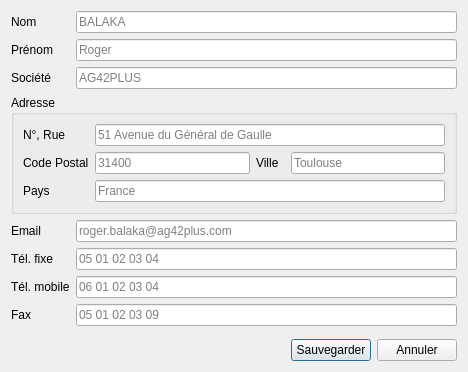
FACT-Team/FactDev, file src/gui/dialogs/dialogaddcustomer.ui: the form before one commit.
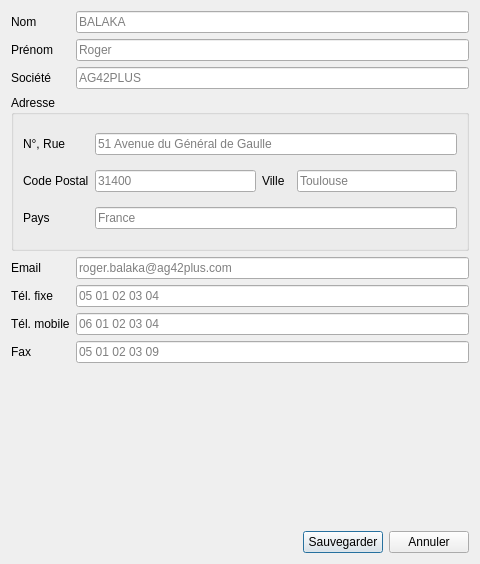
The form after the commit. Icons and pictures are not drawn. Custom widgets are drawn as their Qt base class.

The edit to the form file:
```diff
--- a/src/gui/dialogs/dialogaddcustomer.ui
+++ b/src/gui/dialogs/dialogaddcustomer.ui
@@ -6,10 +6,16 @@
    <rect>
     <x>0</x>
     <y>0</y>
-    <width>468</width>
-    <height>372</height>
+    <width>480</width>
+    <height>564</height>
    </rect>
   </property>
+  <property name="minimumSize">
+   <size>
+    <width>480</width>
+    <height>50</height>
+   </size>
+  </property>
   <property name="windowTitle">
    <string>Ajouter un client</string>
   </property>
@@ -289,18 +295,32 @@
      </property>
     </widget>
    </item>
-   <item row="9" column="1">
-    <spacer name="verticalSpacer">
-     <property name="orientation">
-      <enum>Qt::Vertical</enum>
-     </property>
-     <property name="sizeHint" stdset="0">
-      <size>
-       <width>20</width>
-       <height>40</height>
-      </size>
-     </property>
-    </spacer>
+   <item row="9" column="0" colspan="2">
+    <layout class="QHBoxLayout" name="horizontalLayout_2">
+     <item>
+      <spacer name="horizontalSpacer_2">
+       <property name="orientation">
+        <enum>Qt::Horizontal</enum>
+       </property>
+       <property name="sizeHint" stdset="0">
+        <size>
+         <width>40</width>
+         <height>20</height>
+        </size>
+       </property>
+      </spacer>
+     </item>
+     <item>
+      <widget class="Gui::Widgets::BrowseImageWidget" name="wgtLogo" native="true">
+       <property name="minimumSize">
+        <size>
+         <width>128</width>
+         <height>150</height>
+        </size>
+       </property>
+      </widget>
+     </item>
+    </layout>
    </item>
   </layout>
  </widget>
@@ -313,14 +333,6 @@
     <slot>fieldTextChanged(QString)</slot>
    </slots>
   </customwidget>
-  <customwidget>
-   <class>Gui::Widgets::CheckFields::CheckName</class>
-   <extends>QLineEdit</extends>
-   <header>gui/widgets/checkfields/checkname.h</header>
-   <slots>
-    <slot>fieldTextChanged(QString)</slot>
-   </slots>
-  </customwidget>
   <customwidget>
    <class>Gui::Widgets::CheckFields::CheckEmail</class>
    <extends>QLineEdit</extends>
@@ -337,14 +349,6 @@
     <slot>fieldTextChanged(QString)</slot>
    </slots>
   </customwidget>
-  <customwidget>
-   <class>Gui::Widgets::CheckFields::CheckValidField</class>
-   <extends>QLineEdit</extends>
-   <header>gui/widgets/checkfields/checkvalidfield.h</header>
-   <slots>
-    <slot>fieldTextChanged(QString)</slot>
-   </slots>
-  </customwidget>
   <customwidget>
    <class>Gui::Widgets::CheckFields::CheckCity</class>
    <extends>QLineEdit</extends>
@@ -361,6 +365,28 @@
     <slot>fieldTextChanged(QString)</slot>
    </slots>
   </customwidget>
+  <customwidget>
+   <class>Gui::Widgets::BrowseImageWidget</class>
+   <extends>QWidget</extends>
+   <header>gui/widgets/browseimagewidget.h</header>
+   <container>1</container>
+  </customwidget>
+  <customwidget>
+   <class>Gui::Widgets::CheckFields::CheckName</class>
+   <extends>QLineEdit</extends>
+   <header>gui/widgets/checkfields/checkname.h</header>
+   <slots>
+    <slot>fieldTextChanged(QString)</slot>
+   </slots>
+  </customwidget>
+  <customwidget>
+   <class>Gui::Widgets::CheckFields::CheckValidField</class>
+   <extends>QLineEdit</extends>
+   <header>gui/widgets/checkfields/checkvalidfield.h</header>
+   <slots>
+    <slot>fieldTextChanged(QString)</slot>
+   </slots>
+  </customwidget>
   <customwidget>
    <class>Gui::Widgets::CheckFields::CheckCountry</class>
    <extends>QLineEdit</extends>
```
